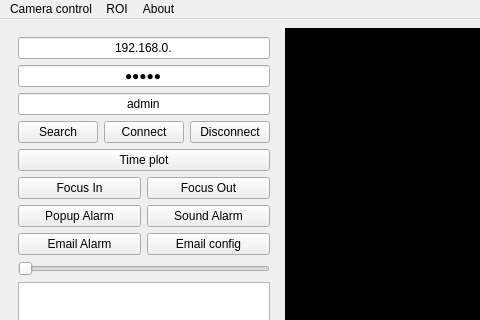
This is thermalcam/resources/ui/viewer.ui in sue9010/IPCamera as Qt 5 draws it before an edit; both pictures show x 0 to 480 and y 0 to 320 of the 1197 by 540 pixel window. The edited form follows.
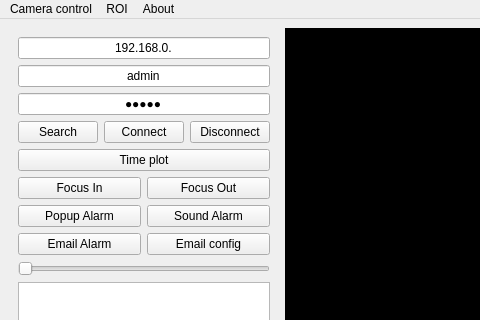
This is the edited form.

Commit message: recording 기능 추가

Diff of the .ui file:
```diff
--- a/thermalcam/resources/ui/viewer.ui
+++ b/thermalcam/resources/ui/viewer.ui
@@ -29,26 +29,26 @@
         </widget>
        </item>
        <item>
-        <widget class="QLineEdit" name="pw_input">
-         <property name="inputMethodHints">
-          <set>Qt::ImhHiddenText|Qt::ImhNoAutoUppercase|Qt::ImhNoPredictiveText|Qt::ImhSensitiveData</set>
-         </property>
+        <widget class="QLineEdit" name="id_input">
          <property name="text">
           <string>admin</string>
          </property>
-         <property name="echoMode">
-          <enum>QLineEdit::Password</enum>
-         </property>
          <property name="alignment">
           <set>Qt::AlignCenter</set>
          </property>
         </widget>
        </item>
        <item>
-        <widget class="QLineEdit" name="id_input">
+        <widget class="QLineEdit" name="pw_input">
+         <property name="inputMethodHints">
+          <set>Qt::ImhHiddenText|Qt::ImhNoAutoUppercase|Qt::ImhNoPredictiveText|Qt::ImhSensitiveData</set>
+         </property>
          <property name="text">
           <string>admin</string>
          </property>
+         <property name="echoMode">
+          <enum>QLineEdit::Password</enum>
+         </property>
          <property name="alignment">
           <set>Qt::AlignCenter</set>
          </property>
```
The commit also changes 2 other files.
